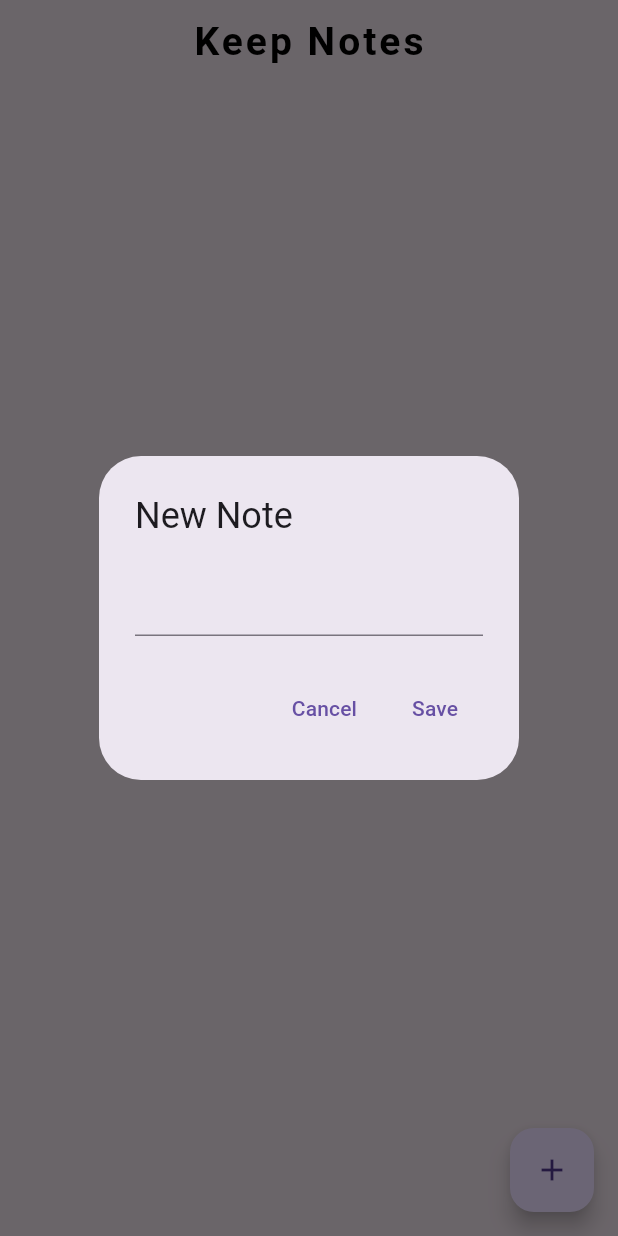
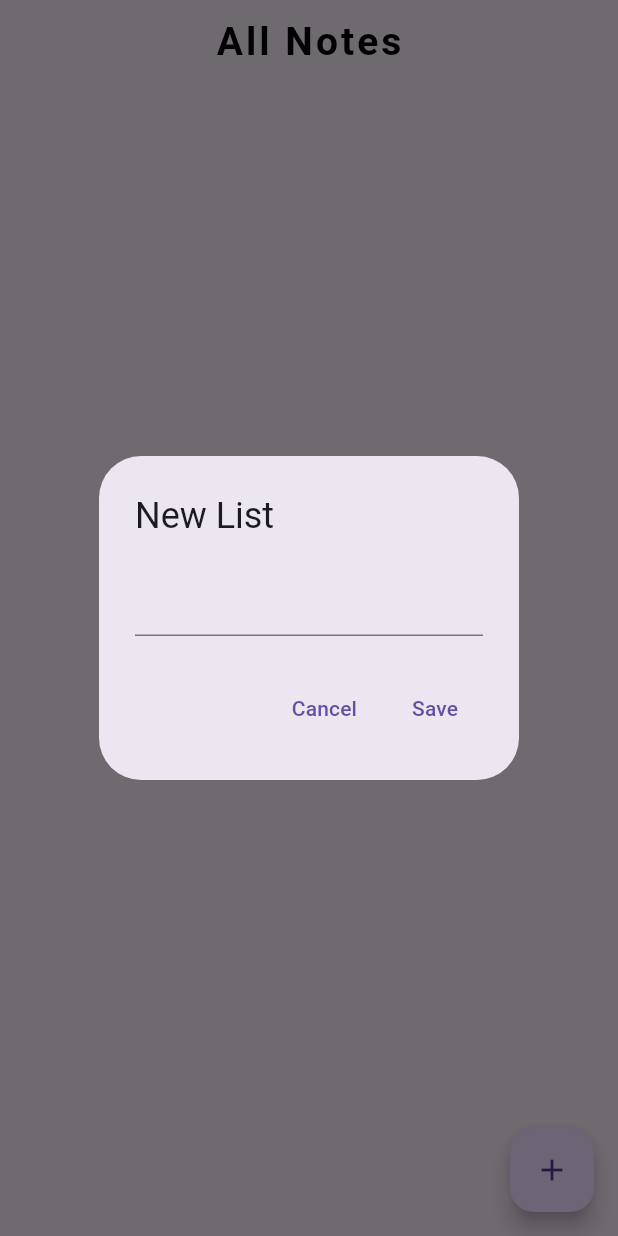
Before and after one commit to danavaaa/tugasakhir, a Flutter app: the NotePage screen opened directly, after a tap on the "add" icon, on a phone screen of 412 x 824 dp. Run offline on Flutter 3.47's test engine with Material 3 defaults, Android fonts, the phone set to English and light mode, and no system bars; our stand-ins replace shared_preferences, supabase_flutter; accounts and stored records are empty.

```diff
--- a/lib/note_page.dart
+++ b/lib/note_page.dart
@@ -24,7 +24,7 @@ class _NotePageState extends State<NotePage> {
       context: context,
       builder:
           (context) => AlertDialog(
-            title: const Text("New Note"),
+            title: const Text("New List"),
             content: TextField(controller: noteControllerr),
             actions: [
               // cancel button
@@ -62,7 +62,7 @@ class _NotePageState extends State<NotePage> {
       context: context,
       builder:
           (context) => AlertDialog(
-            title: const Text("Update Note"),
+            title: const Text("Update List"),
             content: TextField(controller: noteControllerr),
             actions: [
               // cancel button
@@ -98,7 +98,7 @@ class _NotePageState extends State<NotePage> {
       context: context,
       builder:
           (context) => AlertDialog(
-            title: const Text("Delete Note?"),
+            title: const Text("Delete List?"),
             actions: [
               // cancel button
               TextButton(
@@ -132,9 +132,9 @@ class _NotePageState extends State<NotePage> {
     return Scaffold(
       // App Bar
       appBar: AppBar(
-        backgroundColor: const Color.fromARGB(255, 232, 220, 229),
+        backgroundColor: const Color(0xFFF3E5F5),
         title: const Text(
-          "Keep Notes",
+          "All Notes",
           style: TextStyle(
             fontWeight: FontWeight.bold, // Tebal
             fontSize: 26, // Ukuran font
@@ -144,12 +144,7 @@ class _NotePageState extends State<NotePage> {
         ),
         centerTitle: true,
       ),
-      backgroundColor: const Color.fromARGB(
-        255,
-        232,
-        220,
-        229,
-      ), // warna latar belakang
+      backgroundColor: const Color(0xFFF3E5F5), // warna latar belakang
       // Button
       floatingActionButton: FloatingActionButton(
         onPressed: addNewNote,
@@ -185,10 +180,7 @@ class _NotePageState extends State<NotePage> {
                   return const Center(
                     child: Text(
                       "No Notes Yet",
-                      style: TextStyle(
-                        fontSize: 24,
-                        color: Color.fromARGB(255, 220, 205, 213),
-                      ),
+                      style: TextStyle(fontSize: 24, color: Colors.grey),
                     ),
                   );
                 }
```
Also changed, not shown: lib/onboarding_page.dart (+129 -12 lines).
